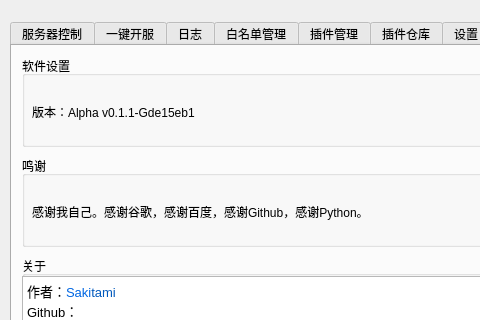
Sakitami/MinecraftBDS-Manager, file UI/main.ui: the form before one commit; both pictures show x 0 to 480 and y 0 to 320 of the 809 by 453 pixel window.
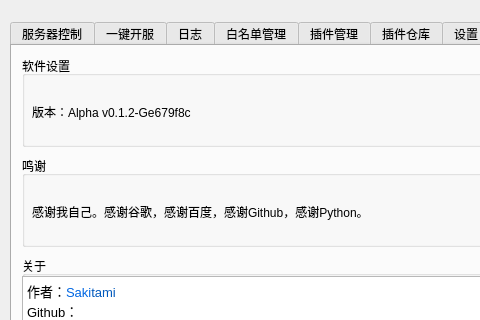
The form after the commit. The open tabs and pages were chosen to show the change.

```diff
--- a/UI/main.ui
+++ b/UI/main.ui
@@ -1713,7 +1713,7 @@
        </rect>
       </property>
       <property name="text">
-       <string>版本：Alpha v0.1.1-Gde15eb1</string>
+       <string>版本：Alpha v0.1.2-Ge679f8c</string>
       </property>
      </widget>
      <widget class="QPushButton" name="about_vcheck_button">
```
